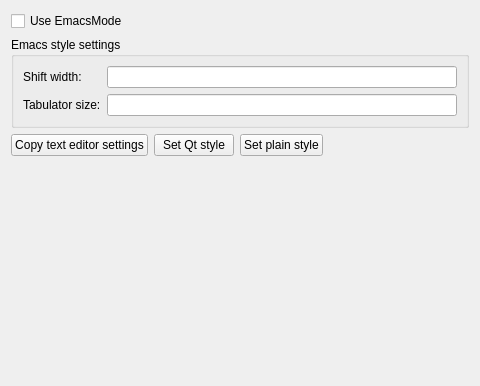
Above: emacsmodeoptions.ui from rachytski/emacsmode before the change. Below: the same form after it.
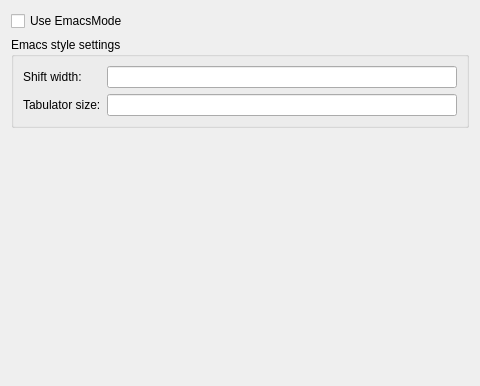
That is the form after the change.

Commit message: * emacsmodeoptions.ui cleanup * extracted MiniBuffer and OptionPage into separate files. * fixed bug with saving non-empty file as an empty one.

Diff of the .ui file:
```diff
--- a/emacsmodeoptions.ui
+++ b/emacsmodeoptions.ui
@@ -52,27 +52,6 @@
    </item>
    <item>
     <layout class="QHBoxLayout" name="horizontalLayout">
-     <item>
-      <widget class="QPushButton" name="pushButtonCopyTextEditorSettings">
-       <property name="text">
-        <string>Copy text editor settings</string>
-       </property>
-      </widget>
-     </item>
-     <item>
-      <widget class="QPushButton" name="pushButtonSetQtStyle">
-       <property name="text">
-        <string>Set Qt style</string>
-       </property>
-      </widget>
-     </item>
-     <item>
-      <widget class="QPushButton" name="pushButtonSetPlainStyle">
-       <property name="text">
-        <string>Set plain style</string>
-       </property>
-      </widget>
-     </item>
      <item>
       <spacer name="horizontalSpacer">
        <property name="orientation">
```
The commit also changes 12 other files.
